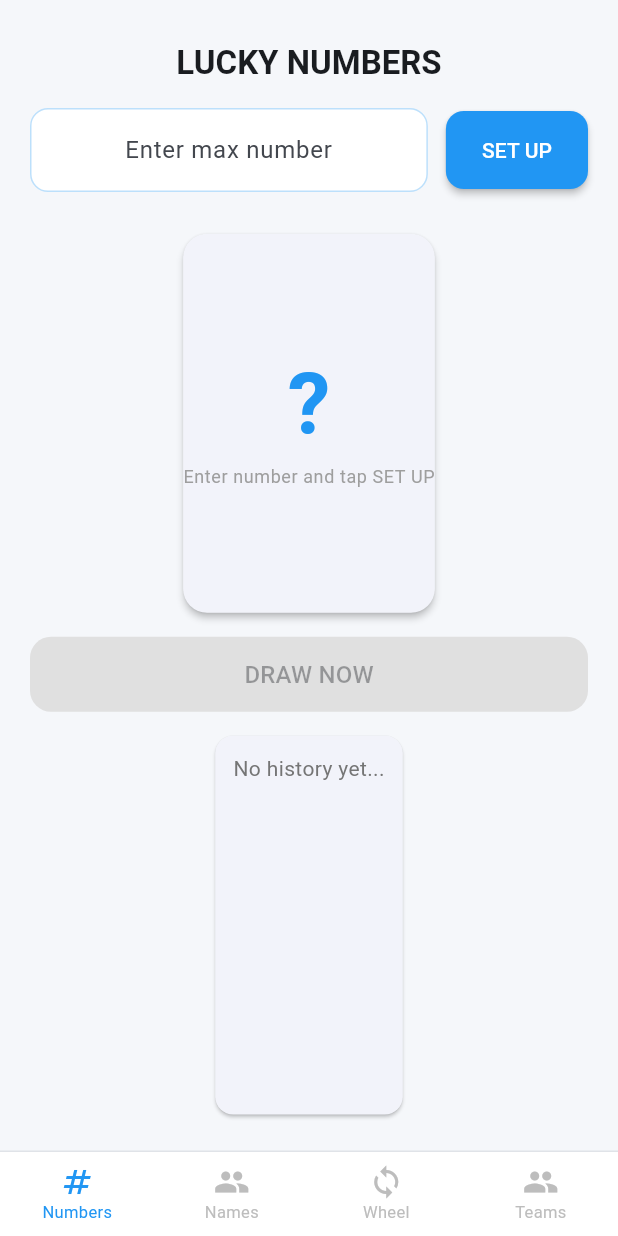
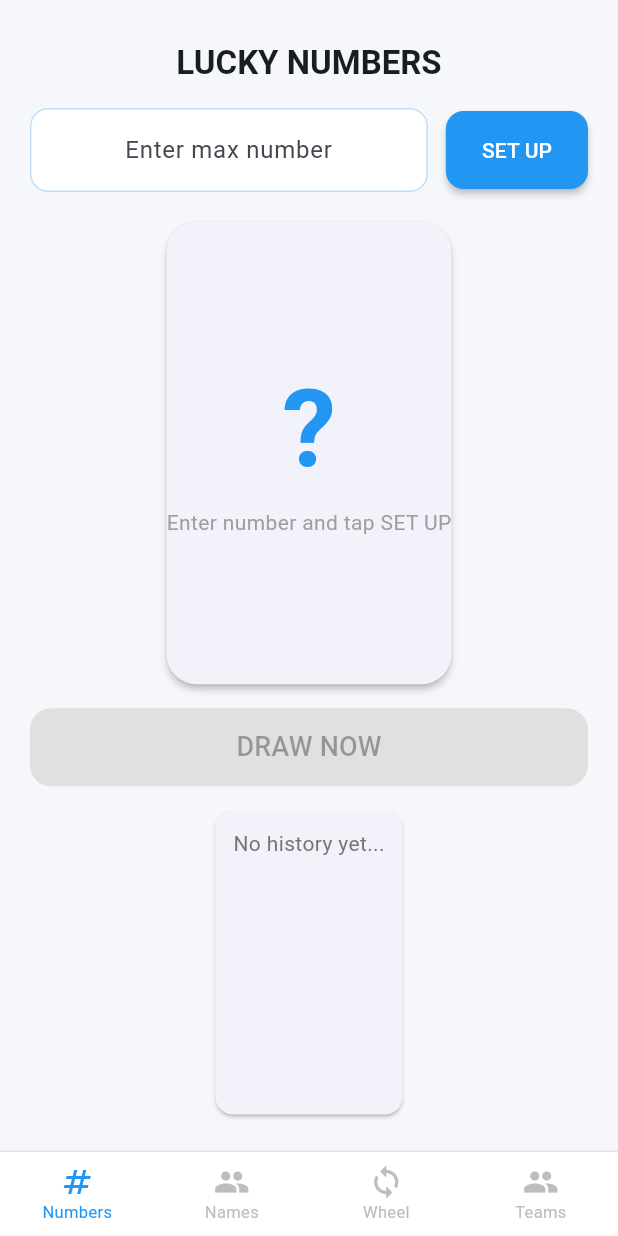
Before and after one commit to StevenandPizza/randomflutter, a Flutter app: the screen it shows after launch, on a phone screen of 412 x 824 dp. Run offline on Flutter 3.47's test engine with Material 3 defaults, Android fonts, the phone set to English and light mode, and no system bars; our stand-ins replace audioplayers.

Commit message:
Fix UI: larger number display, reduce wheel overlap with input

```diff
--- a/lib/main.dart
+++ b/lib/main.dart
@@ -478,19 +478,20 @@ class _MainScreenState extends State<MainScreen> with TickerProviderStateMixin {
                 ),
               ],
             ),
-            const SizedBox(height: 24),
+            const SizedBox(height: 16),
             Expanded(
+              flex: 3,
               child: Card(
                 elevation: 2,
-                shape: RoundedRectangleBorder(borderRadius: BorderRadius.circular(16)),
+                shape: RoundedRectangleBorder(borderRadius: BorderRadius.circular(20)),
                 child: Column(
                   mainAxisAlignment: MainAxisAlignment.center,
                   children: [
-                    Text(animatingNumber, style: theme.textTheme.displayLarge?.copyWith(color: Colors.blue, fontWeight: FontWeight.bold)),
-                    const SizedBox(height: 8),
+                    Text(animatingNumber, style: theme.textTheme.displayLarge?.copyWith(color: Colors.blue, fontWeight: FontWeight.bold, fontSize: 72)),
+                    const SizedBox(height: 12),
                     Text(
                       availableNumbers.isEmpty ? 'Enter number and tap SET UP' : 'Remaining: ${availableNumbers.length}',
-                      style: theme.textTheme.bodySmall?.copyWith(color: Colors.grey[500]),
+                      style: theme.textTheme.bodyMedium?.copyWith(color: Colors.grey[500]),
                     ),
                   ],
                 ),
@@ -499,7 +500,7 @@ class _MainScreenState extends State<MainScreen> with TickerProviderStateMixin {
             const SizedBox(height: 12),
             SizedBox(
               width: double.infinity,
-              height: 50,
+              height: 52,
               child: ElevatedButton(
                 onPressed: availableNumbers.isNotEmpty && !isAnimating ? _drawNumber : null,
                 style: ElevatedButton.styleFrom(
@@ -509,11 +510,12 @@ class _MainScreenState extends State<MainScreen> with TickerProviderStateMixin {
                   shape: RoundedRectangleBorder(borderRadius: BorderRadius.circular(14)),
                   elevation: 4,
                 ),
-                child: const Text('DRAW NOW', style: TextStyle(fontSize: 16)),
+                child: const Text('DRAW NOW', style: TextStyle(fontSize: 18)),
               ),
             ),
             const SizedBox(height: 12),
             Expanded(
+              flex: 2,
               child: Card(
                 elevation: 1,
                 shape: RoundedRectangleBorder(borderRadius: BorderRadius.circular(12)),
@@ -627,7 +629,7 @@ class _MainScreenState extends State<MainScreen> with TickerProviderStateMixin {
             Text('SPIN THE WHEEL', style: theme.textTheme.titleLarge?.copyWith(fontWeight: FontWeight.bold, color: Colors.green)),
             const SizedBox(height: 12),
             Expanded(
-              flex: 2,
+              flex: 3,
               child: TextField(
                 controller: wheelInputCtrl,
                 maxLines: null,
@@ -644,19 +646,24 @@ class _MainScreenState extends State<MainScreen> with TickerProviderStateMixin {
             ),
             const SizedBox(height: 12),
             Expanded(
-              flex: 4,
-              child: Stack(
+              flex: 3,
+              child: LayoutBuilder(
+                builder: (context, constraints) {
+                  final wheelSize = min(constraints.maxWidth * 0.85, 240.0);
+                  return Stack(
                     alignment: Alignment.topCenter,
                     children: [
-                  CustomPaint(
-                    size: const Size(260, 260),
+                      Padding(
+                        padding: const EdgeInsets.only(top: 8),
+                        child: CustomPaint(
+                          size: Size(wheelSize, wheelSize),
                           painter: WheelPainter(items: wheelItems, spinAngle: spinAngle),
                         ),
-                  const Padding(
-                    padding: EdgeInsets.only(top: 4),
-                    child: Icon(Icons.arrow_drop_down, size: 50, color: Colors.black87),
                       ),
+                      const Icon(Icons.arrow_drop_down, size: 44, color: Colors.black87),
                     ],
+                  );
+                },
               ),
             ),
             const SizedBox(height: 8),
@@ -664,7 +671,7 @@ class _MainScreenState extends State<MainScreen> with TickerProviderStateMixin {
             const SizedBox(height: 8),
             SizedBox(
               width: double.infinity,
-              height: 54,
+              height: 52,
               child: ElevatedButton(
                 onPressed: isSpinning ? null : _spinWheel,
                 style: ElevatedButton.styleFrom(
```
Lines whose indentation alone changed are shown as unchanged.
